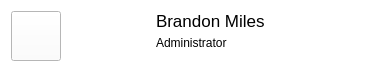
Qt form client/screens/user_profile/user_profile.ui (kleroop/TechCourse_2022_12) before a commit.
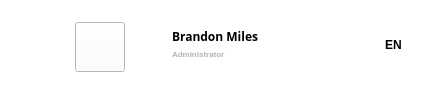
The same form after that commit. Icons and pictures are not drawn.

Commit message: login block, user profile styles, fixed fonts

```diff
--- a/client/screens/user_profile/user_profile.ui
+++ b/client/screens/user_profile/user_profile.ui
@@ -6,8 +6,8 @@
    <rect>
     <x>0</x>
     <y>0</y>
-    <width>386</width>
-    <height>72</height>
+    <width>443</width>
+    <height>90</height>
    </rect>
   </property>
   <property name="sizePolicy">
@@ -24,27 +24,20 @@
 </string>
   </property>
   <layout class="QGridLayout" name="gridLayout">
+   <property name="leftMargin">
+    <number>11</number>
+   </property>
+   <property name="topMargin">
+    <number>20</number>
+   </property>
+   <property name="bottomMargin">
+    <number>20</number>
+   </property>
    <property name="spacing">
     <number>0</number>
    </property>
-   <item row="1" column="7">
-    <spacer name="horizontalSpacer">
-     <property name="orientation">
-      <enum>Qt::Horizontal</enum>
-     </property>
-     <property name="sizeType">
-      <enum>QSizePolicy::Fixed</enum>
-     </property>
-     <property name="sizeHint" stdset="0">
-      <size>
-       <width>73</width>
-       <height>18</height>
-      </size>
-     </property>
-    </spacer>
-   </item>
-   <item row="1" column="1">
-    <spacer name="horizontalSpacer_2">
+   <item row="1" column="0">
+    <spacer name="horizontalSpacer_4">
      <property name="orientation">
       <enum>Qt::Horizontal</enum>
      </property>
@@ -53,26 +46,73 @@
      </property>
      <property name="sizeHint" stdset="0">
       <size>
-       <width>20</width>
+       <width>40</width>
        <height>20</height>
       </size>
      </property>
     </spacer>
    </item>
-   <item row="0" column="4">
-    <spacer name="verticalSpacer_2">
-     <property name="orientation">
-      <enum>Qt::Vertical</enum>
+   <item row="1" column="3">
+    <widget class="QLabel" name="userProfPicture">
+     <property name="sizePolicy">
+      <sizepolicy hsizetype="Fixed" vsizetype="Fixed">
+       <horstretch>0</horstretch>
+       <verstretch>0</verstretch>
+      </sizepolicy>
      </property>
-     <property name="sizeHint" stdset="0">
+     <property name="maximumSize">
       <size>
-       <width>20</width>
-       <height>40</height>
+       <width>45</width>
+       <height>45</height>
       </size>
      </property>
-    </spacer>
+     <property name="pixmap">
+      <pixmap resource="../../QResources.qrc">:/Resources/user_prof_pic.png</pixmap>
+     </property>
+     <property name="scaledContents">
+      <bool>true</bool>
+     </property>
+    </widget>
    </item>
-   <item row="1" column="6">
+   <item row="1" column="1">
+    <widget class="QPushButton" name="switchButton">
+     <property name="sizePolicy">
+      <sizepolicy hsizetype="Fixed" vsizetype="Fixed">
+       <horstretch>0</horstretch>
+       <verstretch>0</verstretch>
+      </sizepolicy>
+     </property>
+     <property name="minimumSize">
+      <size>
+       <width>50</width>
+       <height>50</height>
+      </size>
+     </property>
+     <property name="maximumSize">
+      <size>
+       <width>45</width>
+       <height>45</height>
+      </size>
+     </property>
+     <property name="cursor">
+      <cursorShape>PointingHandCursor</cursorShape>
+     </property>
+     <property name="text">
+      <string/>
+     </property>
+     <property name="icon">
+      <iconset resource="../../QResources.qrc">
+       <normaloff>:/Resources/switch_icon.jpg</normaloff>:/Resources/switch_icon.jpg</iconset>
+     </property>
+     <property name="iconSize">
+      <size>
+       <width>50</width>
+       <height>50</height>
+      </size>
+     </property>
+    </widget>
+   </item>
+   <item row="1" column="5">
     <widget class="QPushButton" name="dropdownButton">
      <property name="enabled">
       <bool>true</bool>
@@ -92,7 +132,7 @@
      <property name="maximumSize">
       <size>
        <width>50</width>
-       <height>50</height>
+       <height>45</height>
       </size>
      </property>
      <property name="palette">
@@ -107,6 +147,15 @@
           </color>
          </brush>
         </colorrole>
+        <colorrole role="Base">
+         <brush brushstyle="SolidPattern">
+          <color alpha="255">
+           <red>255</red>
+           <green>255</green>
+           <blue>255</blue>
+          </color>
+         </brush>
+        </colorrole>
         <colorrole role="Window">
          <brush brushstyle="SolidPattern">
           <color alpha="255">
@@ -127,6 +176,15 @@
           </color>
          </brush>
         </colorrole>
+        <colorrole role="Base">
+         <brush brushstyle="SolidPattern">
+          <color alpha="255">
+           <red>255</red>
+           <green>255</green>
+           <blue>255</blue>
+          </color>
+         </brush>
+        </colorrole>
         <colorrole role="Window">
          <brush brushstyle="SolidPattern">
           <color alpha="255">
@@ -147,6 +205,15 @@
           </color>
          </brush>
         </colorrole>
+        <colorrole role="Base">
+         <brush brushstyle="SolidPattern">
+          <color alpha="255">
+           <red>255</red>
+           <green>255</green>
+           <blue>255</blue>
+          </color>
+         </brush>
+        </colorrole>
         <colorrole role="Window">
          <brush brushstyle="SolidPattern">
           <color alpha="255">
@@ -179,7 +246,7 @@
      </property>
      <property name="iconSize">
       <size>
-       <width>15</width>
+       <width>12</width>
        <height>20</height>
       </size>
      </property>
@@ -199,14 +266,29 @@
      <property name="spacing">
       <number>0</number>
      </property>
+     <property name="leftMargin">
+      <number>10</number>
+     </property>
+     <property name="topMargin">
+      <number>8</number>
+     </property>
+     <property name="rightMargin">
+      <number>14</number>
+     </property>
      <item>
       <widget class="QLabel" name="userName">
        <property name="sizePolicy">
-        <sizepolicy hsizetype="Minimum" vsizetype="Minimum">
+        <sizepolicy hsizetype="Maximum" vsizetype="Minimum">
          <horstretch>0</horstretch>
          <verstretch>0</verstretch>
         </sizepolicy>
        </property>
+       <property name="minimumSize">
+        <size>
+         <width>0</width>
+         <height>0</height>
+        </size>
+       </property>
        <property name="maximumSize">
         <size>
          <width>1000</width>
@@ -215,12 +297,23 @@
        </property>
        <property name="font">
         <font>
-         <pointsize>13</pointsize>
+         <family>Open Sans</family>
+         <pointsize>-1</pointsize>
+         <weight>75</weight>
+         <italic>false</italic>
+         <bold>true</bold>
         </font>
        </property>
        <property name="autoFillBackground">
         <bool>false</bool>
        </property>
+       <property name="styleSheet">
+        <string notr="true">font-family: 'Open Sans';
+font-style: normal;
+font-weight: 600;
+font-size: 12px;
+line-height: 24px;</string>
+       </property>
        <property name="text">
         <string>Brandon Miles</string>
        </property>
@@ -232,11 +325,19 @@
      <item>
       <widget class="QLabel" name="userStatus">
        <property name="sizePolicy">
-        <sizepolicy hsizetype="Minimum" vsizetype="Minimum">
+        <sizepolicy hsizetype="Maximum" vsizetype="Minimum">
          <horstretch>0</horstretch>
          <verstretch>0</verstretch>
         </sizepolicy>
        </property>
+       <property name="styleSheet">
+        <string notr="true">font-family: 'Open Sans';
+font-style: normal;
+font-weight: 600;
+font-size: 8px;
+line-height: 24px;
+color: #B2B2B2;</string>
+       </property>
        <property name="text">
         <string>Administrator</string>
        </property>
@@ -247,65 +348,21 @@
      </item>
     </layout>
    </item>
-   <item row="1" column="0">
-    <widget class="QPushButton" name="switchButton">
-     <property name="sizePolicy">
-      <sizepolicy hsizetype="Fixed" vsizetype="Fixed">
-       <horstretch>0</horstretch>
-       <verstretch>0</verstretch>
-      </sizepolicy>
-     </property>
-     <property name="minimumSize">
-      <size>
-       <width>50</width>
-       <height>50</height>
-      </size>
-     </property>
-     <property name="maximumSize">
-      <size>
-       <width>50</width>
-       <height>50</height>
-      </size>
-     </property>
-     <property name="cursor">
-      <cursorShape>PointingHandCursor</cursorShape>
-     </property>
-     <property name="text">
-      <string/>
-     </property>
-     <property name="icon">
-      <iconset resource="../../QResources.qrc">
-       <normaloff>:/Resources/switch_icon.jpg</normaloff>:/Resources/switch_icon.jpg</iconset>
-     </property>
-     <property name="iconSize">
-      <size>
-       <width>50</width>
-       <height>50</height>
-      </size>
-     </property>
-    </widget>
-   </item>
    <item row="1" column="2">
-    <widget class="QLabel" name="userProfPicture">
-     <property name="sizePolicy">
-      <sizepolicy hsizetype="Fixed" vsizetype="Fixed">
-       <horstretch>0</horstretch>
-       <verstretch>0</verstretch>
-      </sizepolicy>
+    <spacer name="horizontalSpacer_2">
+     <property name="orientation">
+      <enum>Qt::Horizontal</enum>
      </property>
-     <property name="maximumSize">
+     <property name="sizeType">
+      <enum>QSizePolicy::Fixed</enum>
+     </property>
+     <property name="sizeHint" stdset="0">
       <size>
-       <width>50</width>
-       <height>50</height>
+       <width>30</width>
+       <height>20</height>
       </size>
      </property>
-     <property name="pixmap">
-      <pixmap resource="../../QResources.qrc">:/Resources/user_prof_pic.png</pixmap>
-     </property>
-     <property name="scaledContents">
-      <bool>true</bool>
-     </property>
-    </widget>
+    </spacer>
    </item>
    <item row="2" column="4">
     <spacer name="verticalSpacer">
@@ -320,8 +377,8 @@
      </property>
     </spacer>
    </item>
-   <item row="1" column="3">
-    <spacer name="horizontalSpacer_3">
+   <item row="1" column="6">
+    <spacer name="horizontalSpacer">
      <property name="orientation">
       <enum>Qt::Horizontal</enum>
      </property>
@@ -330,27 +387,69 @@
      </property>
      <property name="sizeHint" stdset="0">
       <size>
-       <width>5</width>
-       <height>20</height>
+       <width>80</width>
+       <height>18</height>
       </size>
      </property>
     </spacer>
    </item>
-   <item row="1" column="5">
-    <spacer name="horizontalSpacer_4">
-     <property name="orientation">
-      <enum>Qt::Horizontal</enum>
+   <item row="1" column="7">
+    <widget class="QLabel" name="label">
+     <property name="sizePolicy">
+      <sizepolicy hsizetype="Maximum" vsizetype="Maximum">
+       <horstretch>0</horstretch>
+       <verstretch>0</verstretch>
+      </sizepolicy>
      </property>
-     <property name="sizeType">
-      <enum>QSizePolicy::Fixed</enum>
+     <property name="styleSheet">
+      <string notr="true">font-family: 'Open Sans';
+font-style: normal;
+font-weight: 600;
+font-size: 12px;
+line-height: 17px;</string>
      </property>
-     <property name="sizeHint" stdset="0">
+     <property name="text">
+      <string>EN</string>
+     </property>
+    </widget>
+   </item>
+   <item row="1" column="8">
+    <widget class="QPushButton" name="pushButton">
+     <property name="sizePolicy">
+      <sizepolicy hsizetype="Maximum" vsizetype="Maximum">
+       <horstretch>0</horstretch>
+       <verstretch>0</verstretch>
+      </sizepolicy>
+     </property>
+     <property name="maximumSize">
       <size>
-       <width>5</width>
+       <width>30</width>
+       <height>50</height>
+      </size>
+     </property>
+     <property name="cursor">
+      <cursorShape>PointingHandCursor</cursorShape>
+     </property>
+     <property name="styleSheet">
+      <string notr="true">border: none;</string>
+     </property>
+     <property name="text">
+      <string/>
+     </property>
+     <property name="icon">
+      <iconset resource="../../QResources.qrc">
+       <normaloff>:/Resources/dropdownIcon.png</normaloff>:/Resources/dropdownIcon.png</iconset>
+     </property>
+     <property name="iconSize">
+      <size>
+       <width>12</width>
        <height>20</height>
       </size>
      </property>
-    </spacer>
+     <property name="flat">
+      <bool>true</bool>
+     </property>
+    </widget>
    </item>
   </layout>
  </widget>
```
Left out of the diff: 18 changed lines with no effect on the pictures. The commit also changes 9 other files.
